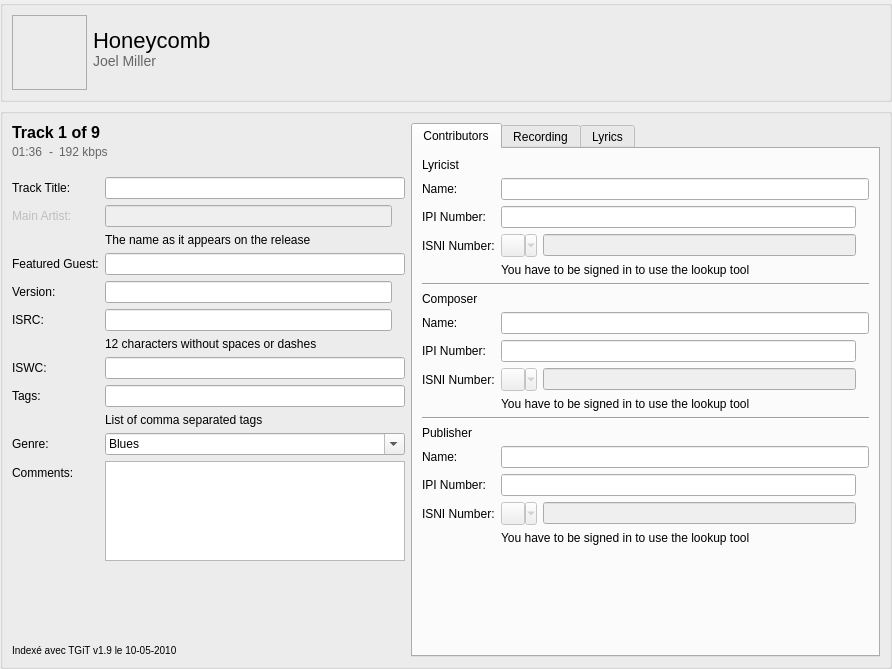
Qt form resources/ui/track_page.ui (Iconoclasteinc/tgit) before a commit.
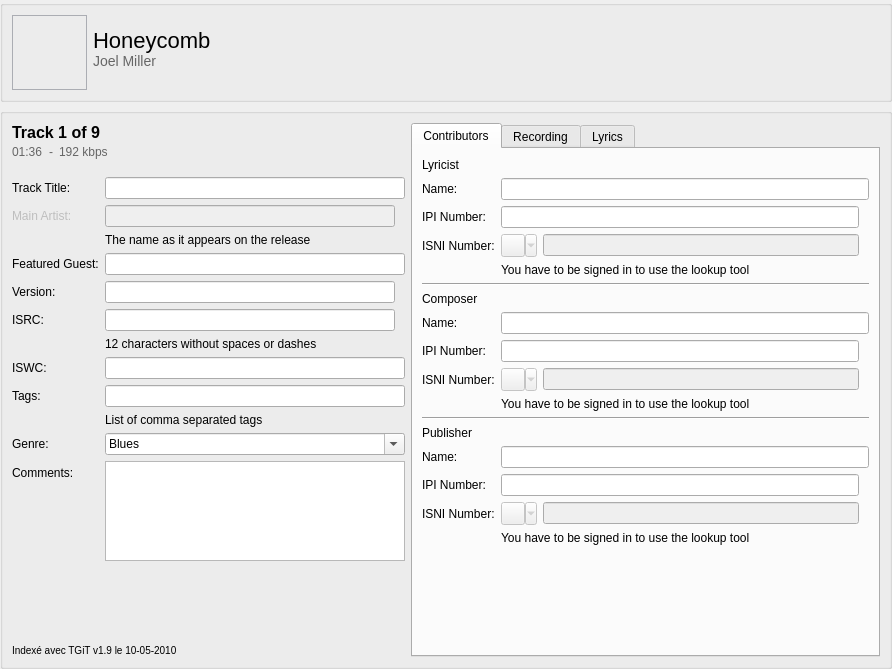
The same form after that commit. Icons and pictures are not drawn. Custom widgets are drawn as their Qt base class.

Diff of the .ui file:
```diff
--- a/resources/ui/track_page.ui
+++ b/resources/ui/track_page.ui
@@ -316,6 +316,9 @@
           </item>
           <item row="6" column="1">
            <layout class="QHBoxLayout" name="horizontalLayout_3">
+            <property name="spacing">
+             <number>3</number>
+            </property>
             <item>
              <widget class="QLineEdit" name="_isrc">
               <property name="minimumSize">
@@ -537,6 +540,9 @@
           </item>
           <item row="2" column="1">
            <layout class="QHBoxLayout" name="horizontalLayout_9">
+            <property name="spacing">
+             <number>3</number>
+            </property>
             <item>
              <widget class="QLineEdit" name="_lead_performer">
               <property name="enabled">
@@ -573,6 +579,9 @@
           </item>
           <item row="5" column="1">
            <layout class="QHBoxLayout" name="horizontalLayout_10">
+            <property name="spacing">
+             <number>3</number>
+            </property>
             <item>
              <widget class="QLineEdit" name="_version">
               <property name="minimumSize">
@@ -701,9 +710,6 @@
           </item>
           <item row="3" column="1">
            <layout class="QHBoxLayout" name="_lyricist_input_container">
-            <property name="spacing">
-             <number>6</number>
-            </property>
             <item>
              <widget class="QToolButton" name="_lyricist_isni_actions_button">
               <property name="enabled">
@@ -722,6 +728,11 @@
              </widget>
             </item>
             <item>
+             <layout class="QHBoxLayout" name="horizontalLayout_11">
+              <property name="spacing">
+               <number>3</number>
+              </property>
+              <item>
              <widget class="QLineEdit" name="_lyricist_isni">
               <property name="enabled">
                <bool>false</bool>
@@ -755,6 +766,8 @@
             </item>
            </layout>
           </item>
+           </layout>
+          </item>
           <item row="4" column="1">
            <widget class="QLabel" name="_lyricist_isni_info">
             <property name="styleSheet">
@@ -832,9 +845,6 @@
           </item>
           <item row="9" column="1">
            <layout class="QHBoxLayout" name="_composer_input_container">
-            <property name="spacing">
-             <number>6</number>
-            </property>
             <item>
              <widget class="QToolButton" name="_composer_isni_actions_button">
               <property name="enabled">
@@ -853,6 +863,11 @@
              </widget>
             </item>
             <item>
+             <layout class="QHBoxLayout" name="horizontalLayout_12">
+              <property name="spacing">
+               <number>3</number>
+              </property>
+              <item>
              <widget class="QLineEdit" name="_composer_isni">
               <property name="enabled">
                <bool>false</bool>
@@ -880,6 +895,8 @@
             </item>
            </layout>
           </item>
+           </layout>
+          </item>
           <item row="10" column="1">
            <widget class="QLabel" name="_composer_isni_info">
             <property name="styleSheet">
@@ -957,9 +974,6 @@
           </item>
           <item row="15" column="1">
            <layout class="QHBoxLayout" name="_publisher_input_container">
-            <property name="spacing">
-             <number>6</number>
-            </property>
             <item>
              <widget class="QToolButton" name="_publisher_isni_actions_button">
               <property name="enabled">
@@ -978,6 +992,11 @@
              </widget>
             </item>
             <item>
+             <layout class="QHBoxLayout" name="horizontalLayout_13">
+              <property name="spacing">
+               <number>3</number>
+              </property>
+              <item>
              <widget class="QLineEdit" name="_publisher_isni">
               <property name="enabled">
                <bool>false</bool>
@@ -1011,6 +1030,8 @@
             </item>
            </layout>
           </item>
+           </layout>
+          </item>
           <item row="16" column="1">
            <widget class="QLabel" name="_publisher_isni_info">
             <property name="styleSheet">
@@ -1034,6 +1055,9 @@
           </item>
           <item row="2" column="1">
            <layout class="QHBoxLayout" name="horizontalLayout_6">
+            <property name="spacing">
+             <number>3</number>
+            </property>
             <item>
              <widget class="QLineEdit" name="_lyricist_ipi">
               <property name="minimumSize">
@@ -1067,6 +1091,9 @@
           </item>
           <item row="8" column="1">
            <layout class="QHBoxLayout" name="horizontalLayout_7">
+            <property name="spacing">
+             <number>3</number>
+            </property>
             <item>
              <widget class="QLineEdit" name="_composer_ipi">
               <property name="minimumSize">
@@ -1100,6 +1127,9 @@
           </item>
           <item row="14" column="1">
            <layout class="QHBoxLayout" name="horizontalLayout_8">
+            <property name="spacing">
+             <number>3</number>
+            </property>
             <item>
              <widget class="QLineEdit" name="_publisher_ipi"/>
             </item>
```
Left out of the diff: 3 changed lines with no effect on the pictures. Lines whose indentation alone changed are shown as unchanged.
